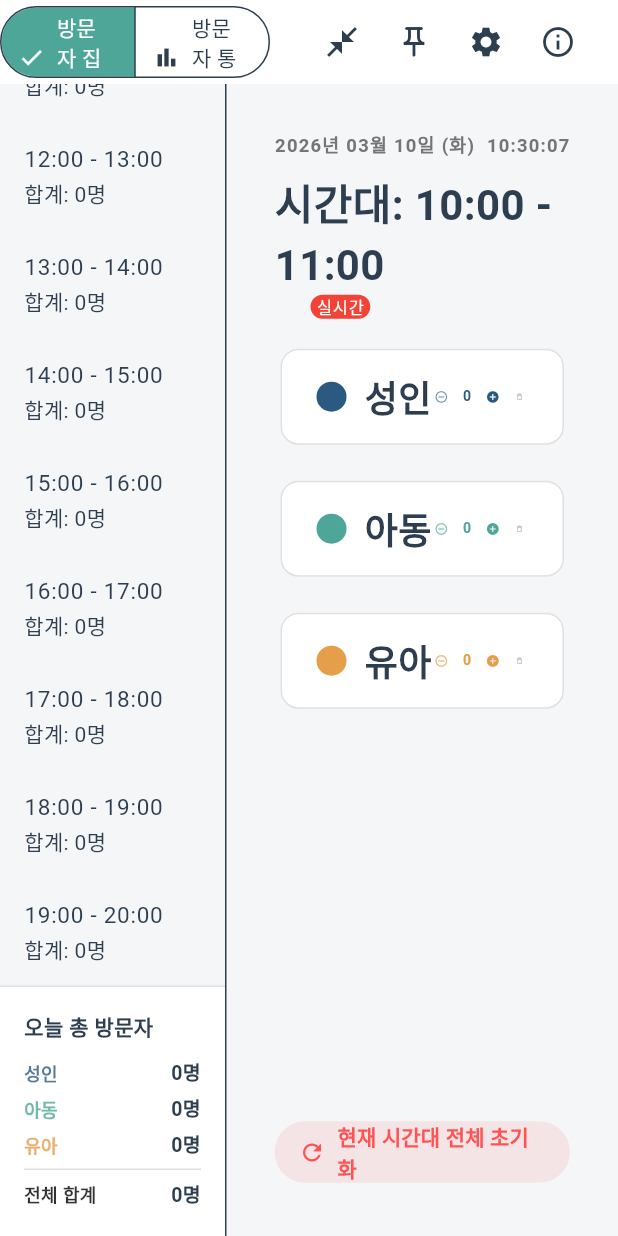
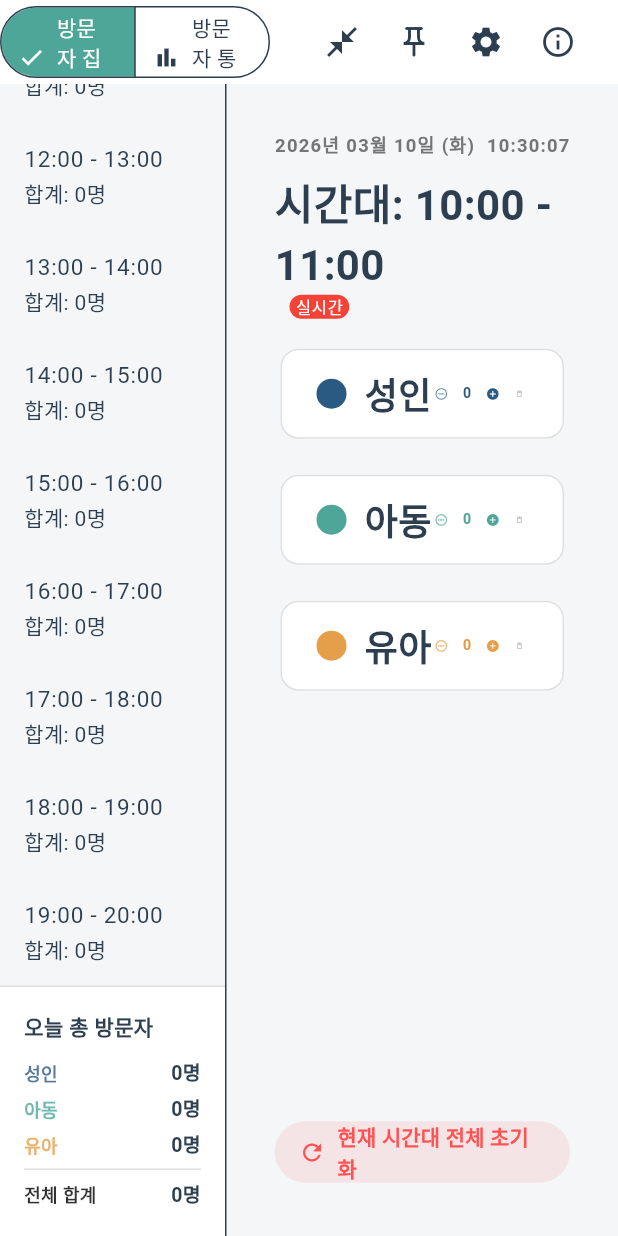
Before and after one commit to lirpa62/Todays-Library, a Flutter app: the screen it shows after launch, scrolled down 119 dp, after a tap on the "close fullscreen" icon, on a phone screen of 412 x 824 dp. Run offline on Flutter 3.47's test engine with Material 3 defaults, Android fonts, the light colour scheme and no system bars; our stand-ins replace fl_chart, shared_preferences, sqflite_common_ffi; missing offline and left inert: excel, window_manager; accounts and stored records are empty; Roboto replaces fonts that are missing (Pretendard); statements that could not run were skipped.

Commit message:
style: 콤팩트 모드 최소 창 크기 축소(350x500) 및 내부 여백 극한 최적화
- [UI/UX] 콤팩트 모드 창 크기를 350x500으로 대폭 축소하여 화면 점유율 최소화
- [스타일] 좁아진 공간에 맞춰 패딩 및 SizedBox 여백을 밀도 있게 재조정하여 오버플로우 방지

```diff
--- a/lib/main.dart
+++ b/lib/main.dart
@@ -37,7 +37,7 @@ void main() async {
     WindowOptions windowOptions = WindowOptions(
       size: Size(width, height),
       // 모드에 따라 최소 크기 제한을 다르게 설정하여 실행
-      minimumSize: isCompact ? const Size(400, 550) : const Size(650, 650),
+      minimumSize: isCompact ? const Size(350, 500) : const Size(650, 650),
       center: true,
       title: '오늘의 도서관',
     );
@@ -329,7 +329,7 @@ class _MainNavigationScreenState extends State<MainNavigationScreen> {
   bool _isCompactMode = false;
   double _normalWidth = 800.0;
   double _normalHeight = 700.0;
-  double _compactHeight = 550.0;
+  double _compactHeight = 500.0;
 
   @override
   void initState() {
@@ -368,9 +368,9 @@ class _MainNavigationScreenState extends State<MainNavigationScreen> {
       await prefs.setBool('is_compact_mode', true);
 
       // 2) 그 다음 창 크기를 줄임
-      await windowManager.setMinimumSize(const Size(400, 550)); // 최소 너비 제한 해제
-      await windowManager.setSize(Size(400, _compactHeight)); // 창 축소
-      await prefs.setDouble('window_width', 400);
+      await windowManager.setMinimumSize(const Size(350, 500)); // 최소 너비 제한 해제
+      await windowManager.setSize(Size(350, _compactHeight)); // 창 축소
+      await prefs.setDouble('window_width', 350);
       await prefs.setDouble('window_height', _compactHeight);
     } else {
       // ── 콤팩트 → 기본: 창을 먼저 키운 뒤 UI를 전환합니다 ──
@@ -726,14 +726,17 @@ class _CounterPageState extends State<CounterPage> {
     // 콤팩트 모드용 직전 시간대 합계 계산
     String? prevSlotLabel;
     int prevTotal = 0;
+    int pAdult = 0;
+    int pChild = 0;
+    int pInfant = 0;
     int currentIndex = timeSlots.indexOf(selectedSlot);
     if (currentIndex > 0) {
       String pSlot = timeSlots[currentIndex - 1]; // 이전 슬롯 (예: "13:00 - 14:00")
-      int pAdult = todayData[pSlot]?['adult'] ?? 0;
-      int pChild = todayData[pSlot]?['child'] ?? 0;
-      int pInfant = todayData[pSlot]?['infant'] ?? 0;
+      pAdult = todayData[pSlot]?['adult'] ?? 0;
+      pChild = todayData[pSlot]?['child'] ?? 0;
+      pInfant = todayData[pSlot]?['infant'] ?? 0;
       prevTotal = pAdult + pChild + pInfant;
-      prevSlotLabel = '직전 시간대 [$pSlot]';
+      prevSlotLabel = '직전 [$pSlot]';
     }
 
     return Row(
@@ -800,8 +803,8 @@ class _CounterPageState extends State<CounterPage> {
         // 오른쪽 메인 영역
         Expanded(
           child: Padding(
-            // 콤팩트 모드일 때는 여백을 줄여서 공간 확보 (32.0 -> 16.0)
-            padding: EdgeInsets.all(widget.isCompactMode ? 16.0 : 32.0),
+            // 콤팩트 모드일 때는 여백을 줄여서 공간 확보 (32.0 -> 12.0)
+            padding: EdgeInsets.all(widget.isCompactMode ? 12.0 : 32.0),
             child: Column(
               crossAxisAlignment: CrossAxisAlignment.start,
               children: [
@@ -831,29 +834,29 @@ class _CounterPageState extends State<CounterPage> {
                       }
                   ),
                 ),
-                const SizedBox(height: 8), // 시계와 시간대 사이의 간격
+                SizedBox(height: widget.isCompactMode ? 5 : 8), // 시계와 시간대 사이의 간격
                 Wrap(
                   crossAxisAlignment: WrapCrossAlignment.center,
-                  spacing: 12.0,
+                  spacing: 5.0,
                   children: [
                     Text('시간대: $selectedSlot', style: TextStyle(fontSize: widget.isCompactMode ? 22 : 28, fontWeight: FontWeight.bold)),
-                    const SizedBox(width: 12),
+                    const SizedBox(width: 5),
                     // null이 아니면서, 현재 선택된 슬롯이 실제 시간과 일치할 때만 실시간 배지 표시
                     if (_getRealTimeSlot() != null && selectedSlot == _getRealTimeSlot())
                       const Badge(label: Text('실시간'), backgroundColor: Colors.red),
                     // 콤팩트 모드일 때만 직전 시간대 힌트 표시
                     if (widget.isCompactMode && prevSlotLabel != null)
                       Text(
-                        '($prevSlotLabel : $prevTotal명)',
+                        '($prevSlotLabel : $pAdult명 / $pChild명 / $pInfant명)',
                         style: TextStyle(fontSize: 15, color: Colors.grey.shade600, fontWeight: FontWeight.bold),
                       ),
                   ],
                 ),
-                const SizedBox(height: 16),
+                SizedBox(height: widget.isCompactMode ? 8 : 16),
                 _buildCounterRow('성인', todayData[selectedSlot]!['adult']!, colorScheme.primary),
-                const SizedBox(height: 16),
+                SizedBox(height: widget.isCompactMode ? 4 : 16),
                 _buildCounterRow('아동', todayData[selectedSlot]!['child']!, colorScheme.secondary),
-                const SizedBox(height: 16),
+                SizedBox(height: widget.isCompactMode ? 4 : 16),
                 _buildCounterRow('유아', todayData[selectedSlot]!['infant']!, colorScheme.tertiary),
                 const Spacer(),
                 Align(
@@ -943,14 +946,14 @@ class _CounterPageState extends State<CounterPage> {
             onPressed: () => _updateCount(label, 1)
         ),
         SizedBox(width: spacing),
-        // ✨ 휴지통 아이콘 버튼 + 클릭 시 재확인 팝업 추가
+        // 휴지통 아이콘 버튼 + 클릭 시 재확인 팝업
         Tooltip(
           message: '$label 카운트 초기화',
           child: IconButton(
             icon: const Icon(Icons.delete_outline, size: 24),
             color: Colors.grey.shade400,
             onPressed: () async {
-              // ✨ 팝업 띄우기 로직 추가
+              // 팝업 띄우기 로직
               bool? confirm = await showDialog<bool>(
                 context: context,
                 builder: (context) => AlertDialog(
@@ -981,7 +984,7 @@ class _CounterPageState extends State<CounterPage> {
       color: Theme.of(context).colorScheme.surface,
       shape: RoundedRectangleBorder(borderRadius: BorderRadius.circular(12), side: BorderSide(color: Colors.grey.shade300)),
       child: Padding(
-        padding: EdgeInsets.symmetric(horizontal: horizontalPadding, vertical: 15.0),
+        padding: EdgeInsets.symmetric(horizontal: horizontalPadding, vertical: 13.0),
         child: Row(
           mainAxisAlignment: MainAxisAlignment.spaceBetween,
           children: [
```
